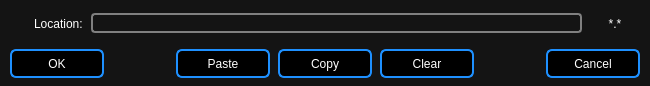
Qt form Baka MPlayer/windows/locationwindow.ui (u8sand/Baka-MPlayer) before a commit.
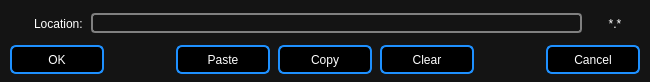
The same form after that commit. Icons and pictures are not drawn.

What changed in the file:
```diff
--- a/Baka MPlayer/windows/locationwindow.ui
+++ b/Baka MPlayer/windows/locationwindow.ui
@@ -7,7 +7,7 @@
     <x>0</x>
     <y>0</y>
     <width>650</width>
-    <height>86</height>
+    <height>82</height>
    </rect>
   </property>
   <property name="windowTitle">
@@ -40,9 +40,6 @@
   </property>
   <widget class="QWidget" name="centralwidget">
    <layout class="QVBoxLayout" name="verticalLayout">
-    <property name="spacing">
-     <number>10</number>
-    </property>
     <property name="leftMargin">
      <number>10</number>
     </property>
```
